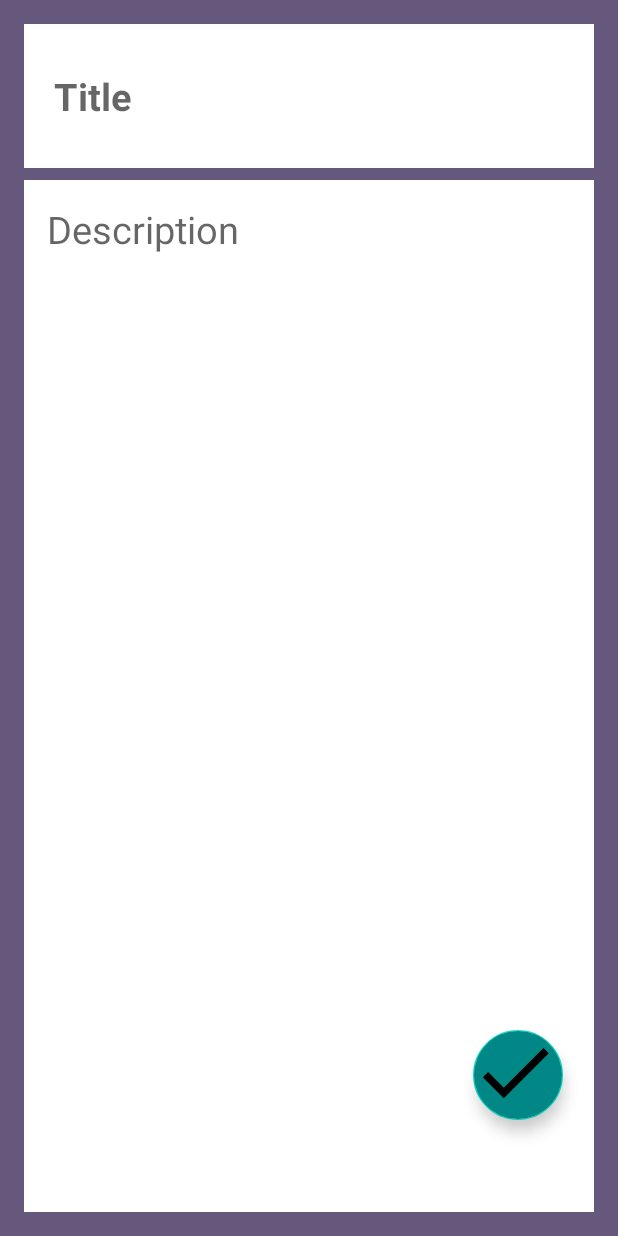
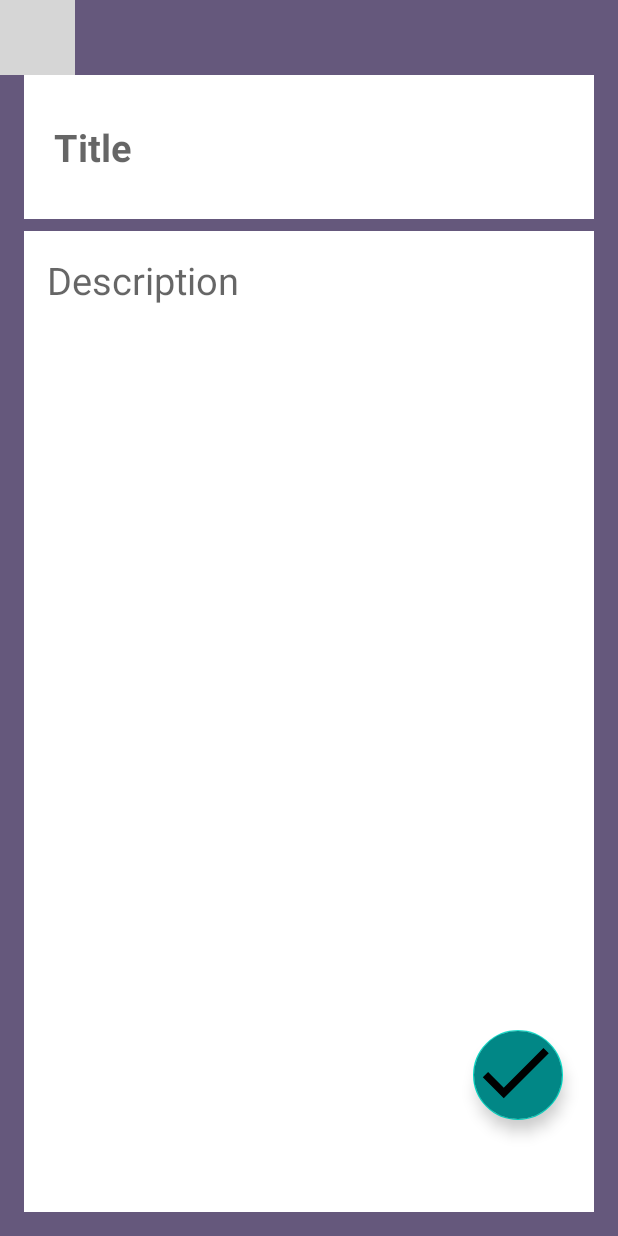
Before and after one commit to Dhilibanachilles/Fundoo_Notes, an Android app: the layout edit_note.xml on its own in the app's theme, with its tools: preview values and no code run, on a phone screen of 412 x 824 dp. Run offline under Robolectric (Android 15) with nearby library versions, the phone set to English and light mode, and no system bars; grey boxes are pictures that could not be loaded.

Commit message:
Added:back button in add note layout file

```diff
--- a/app/src/main/res/layout/edit_note.xml
+++ b/app/src/main/res/layout/edit_note.xml
@@ -5,6 +5,17 @@
     android:layout_width="match_parent"
     android:layout_height="match_parent"
     android:background="#65587C">
+
+    <ImageView
+        android:id="@+id/addNoteBackButton"
+        android:layout_width="50dp"
+        android:layout_height="50dp"
+        android:background="@drawable/ic_baseline_arrow_back_24"
+        app:layout_constraintBottom_toTopOf="@+id/edit_note_title"
+        app:layout_constraintEnd_toEndOf="parent"
+        app:layout_constraintHorizontal_bias="0.0"
+        app:layout_constraintStart_toStartOf="parent"
+        app:layout_constraintTop_toTopOf="parent" />
 
     <EditText
         android:id="@+id/edit_note_title"
@@ -22,7 +33,7 @@
         app:layout_constraintEnd_toEndOf="parent"
         app:layout_constraintHorizontal_bias="0.0"
         app:layout_constraintStart_toStartOf="parent"
-        app:layout_constraintTop_toTopOf="parent"
+        app:layout_constraintTop_toTopOf="@id/addNoteBackButton"
         app:layout_constraintVertical_bias="1.0" />
 
     <EditText
```
